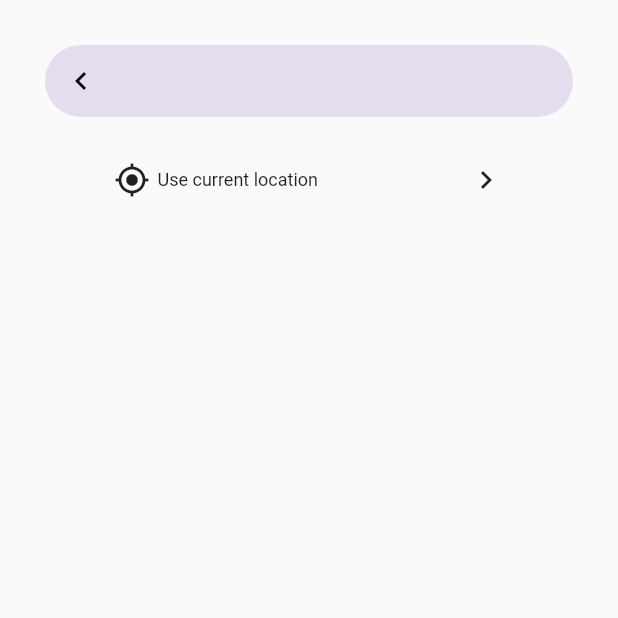
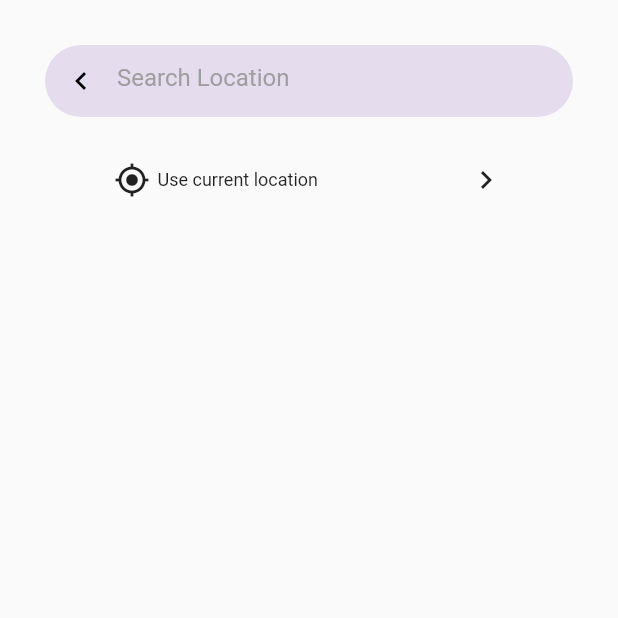
Before and after one commit to khuramShabbir/sawari_app, a Flutter app: the MainScreen screen opened directly, after a tap on "Search", on a phone screen of 412 x 824 dp, the top half of it. Run offline on Flutter 3.47's test engine with Material 2 defaults, Android fonts, the phone set to English and light mode, and no system bars; our stand-ins replace get, otp_text_field; missing offline and left inert: simple_gesture_detector.

Commit message:
init commit

```diff
--- a/lib/Screens/about_you_screen.dart
+++ b/lib/Screens/about_you_screen.dart
@@ -21,7 +21,7 @@ class AboutYouScreen extends StatelessWidget {
                   crossAxisAlignment: CrossAxisAlignment.start,
                   children: [
                     blackText("Mujeeb"),
-                    Text(
+                    const Text(
                       "newcumor",
                       style: TextStyle(fontSize: 8, color: Colors.grey),
                     ),
@@ -30,7 +30,7 @@ class AboutYouScreen extends StatelessWidget {
                 CircleAvatar(
                   radius: 25,
                   backgroundColor: Colors.grey.shade400,
-                  child: Icon(
+                  child: const Icon(
                     Icons.person,
                     color: Colors.white,
                     size: 42,
@@ -68,7 +68,7 @@ class AboutYouScreen extends StatelessWidget {
   Widget blackText(String text) {
     return Text(
       text,
-      style: TextStyle(fontSize: 16, fontWeight: FontWeight.w500),
+      style: const TextStyle(fontSize: 16, fontWeight: FontWeight.w500),
     );
   }
 }
--- a/lib/Screens/account_screen.dart
+++ b/lib/Screens/account_screen.dart
@@ -49,7 +49,7 @@ class AccountScreen extends StatelessWidget {
   Widget blackText(String text) {
     return Text(
       text,
-      style: TextStyle(fontSize: 14, fontWeight: FontWeight.w400),
+      style: const TextStyle(fontSize: 14, fontWeight: FontWeight.w400),
     );
   }
 
--- a/lib/Screens/mainScreen.dart
+++ b/lib/Screens/mainScreen.dart
@@ -9,12 +9,13 @@ import 'your_tips_screen.dart';
 
 class MainScreen extends StatefulWidget {
   @override
+  // ignore: library_private_types_in_public_api
   _MainScreenState createState() => _MainScreenState();
 }
 
 class _MainScreenState extends State<MainScreen> {
   int _currentIndex = 0;
-  PageController _pageController = PageController();
+  final PageController _pageController = PageController();
 
   void _onTabTapped(int index) {
     setState(() {
@@ -65,10 +66,10 @@ class _MainScreenState extends State<MainScreen> {
         controller: _pageController,
         onPageChanged: _onPageChanged,
         children: [
-          BookingForm(),
-          InboxScreen(),
-          YourTipsScreen(),
-          EmptyInboxScreen(),
+          const BookingForm(),
+          const InboxScreen(),
+          const YourTipsScreen(),
+          const EmptyInboxScreen(),
           ProfilScreen(),
         ],
       ),
--- a/lib/Screens/profil_screen.dart
+++ b/lib/Screens/profil_screen.dart
@@ -5,7 +5,7 @@ import 'about_you_screen.dart';
 import 'account_screen.dart';
 
 class ProfilScreen extends StatefulWidget {
-  ProfilScreen({Key? key}) : super(key: key);
+  const ProfilScreen({Key? key}) : super(key: key);
 
   @override
   State<ProfilScreen> createState() => _ProfilScreenState();
@@ -49,12 +49,12 @@ class _ProfilScreenState extends State<ProfilScreen> {
                   child: Container(
                     height: 60,
                     color: Colors.white,
+                    width: Get.width * 0.5,
                     child: const Align(
                         alignment: Alignment.bottomCenter,
                         child: Text("   Account",
                             style: TextStyle(
                                 fontSize: 15, fontWeight: FontWeight.w500))),
-                    width: Get.width * 0.5,
                   ),
                 ),
               ],
--- a/lib/moiz_bhai_Screens/booking_form_screen.dart
+++ b/lib/moiz_bhai_Screens/booking_form_screen.dart
@@ -1,4 +1,5 @@
 import 'package:flutter/material.dart';
+import 'package:get/get.dart';
 import 'package:sawari_app/moiz_bhai_Screens/theme.dart';
 
 import 'search_location.dart';
@@ -43,7 +44,7 @@ class BookingForm extends StatelessWidget {
                 Padding(
                   padding: const EdgeInsets.symmetric(horizontal: 30),
                   child: Container(
-                    decoration: BoxDecoration(
+                    decoration: const BoxDecoration(
                       border: Border(
                         top: BorderSide(color: Colors.black, width: 1),
                         left: BorderSide(color: Colors.black, width: 1),
@@ -81,7 +82,7 @@ class BookingForm extends StatelessWidget {
                               ),
                             ),
                           ),
-                          const SizedBox(height: 20),
+                          SizedBox(height: Get.height * 0.02),
                           const Text(
                             'To',
                             style: TextStyle(
@@ -90,7 +91,6 @@ class BookingForm extends StatelessWidget {
                             ),
                           ),
                           Container(
-                            height: 40,
                             decoration: const BoxDecoration(
                               border: Border(
                                 bottom: BorderSide(
@@ -112,7 +112,7 @@ class BookingForm extends StatelessWidget {
                               const Icon(Icons.calendar_today),
                               const SizedBox(width: 5),
                               const Text('Select Date'),
-                              const SizedBox(width: 70),
+                              const SizedBox(width: 60),
                               const Text(
                                 '|',
                                 style: TextStyle(
@@ -123,7 +123,7 @@ class BookingForm extends StatelessWidget {
                               const Icon(Icons.person),
                               Expanded(
                                 child: TextFormField(
-                                  decoration: InputDecoration(
+                                  decoration: const InputDecoration(
                                     border: InputBorder.none,
                                     contentPadding:
                                         EdgeInsets.symmetric(horizontal: 5),
@@ -143,7 +143,7 @@ class BookingForm extends StatelessWidget {
                     onPressed: () {
                       Navigator.push(context,
                           MaterialPageRoute(builder: (BuildContext context) {
-                        return SearchLocation();
+                        return const SearchLocation();
                       }));
                     },
                     style: ElevatedButton.styleFrom(
@@ -155,7 +155,7 @@ class BookingForm extends StatelessWidget {
                           bottomRight: Radius.circular(20),
                         ),
                       ),
-                      minimumSize: const Size(309, 72),
+                      minimumSize: Size(Get.width, 70),
                     ),
                     child: const Text(
                       'Search',
@@ -169,10 +169,9 @@ class BookingForm extends StatelessWidget {
                 const SizedBox(
                   height: 10,
                 ),
-                const Image(
+                Image(
                   image: AssetImage("assets/images/character.png"),
-                  width: 315,
-                  height: 199,
+                  height: Get.height * 0.25,
                 ),
               ],
             ),
--- a/lib/moiz_bhai_Screens/search_drop_down.dart
+++ b/lib/moiz_bhai_Screens/search_drop_down.dart
@@ -29,11 +29,11 @@ class SearchDropDown extends StatelessWidget {
                                 30), // Set the border radius here
                           ),
                           child: Padding(
-                            padding: EdgeInsets.symmetric(
+                            padding: const EdgeInsets.symmetric(
                                 horizontal: 10, vertical: 10),
                             child: Row(
                               mainAxisAlignment: MainAxisAlignment.center,
-                              children: [
+                              children: const [
                                 Icon(
                                   Icons.arrow_back_ios,
                                   color: Colors.black,
@@ -65,7 +65,7 @@ class SearchDropDown extends StatelessWidget {
                       ),
                       Row(
                         mainAxisAlignment: MainAxisAlignment.center,
-                        children: [
+                        children: const [
                           Text(
                             '1 Jail Road',
                             style: TextStyle(fontWeight: FontWeight.w400),
--- a/lib/moiz_bhai_Screens/search_location.dart
+++ b/lib/moiz_bhai_Screens/search_location.dart
@@ -26,8 +26,9 @@ class SearchLocation extends StatelessWidget {
                   ),
                   child: TextFormField(
                     decoration: const InputDecoration(
+                      hintText: "Search Location",
                       hintStyle: TextStyle(
-                        color: Colors.black,
+                        color: Colors.grey,
                       ),
                       prefixIcon: Icon(
                         Icons.navigate_before,
@@ -45,7 +46,7 @@ class SearchLocation extends StatelessWidget {
                   child: Row(
                     mainAxisAlignment: MainAxisAlignment.center,
                     children: [
-                      Padding(
+                      const Padding(
                         padding: EdgeInsets.only(right: 5),
                         child: Icon(
                           Icons.gps_fixed,
@@ -55,13 +56,13 @@ class SearchLocation extends StatelessWidget {
                         onTap: () {
                           Get.to(NumberOfScreens());
                         },
-                        child: Text(
+                        child: const Text(
                           'Use current location',
                           style: TextStyle(
                               fontWeight: FontWeight.w400, fontSize: 12),
                         ),
                       ),
-                      Padding(
+                      const Padding(
                         padding: EdgeInsets.only(
                             left: 100), // Adjust spacing between text and icon
                         child: Icon(
```
Also changed, not shown: lib/Screens/calender_screen.dart (+24 -5 lines), lib/Screens/drop_of_location.dart (+9 -16 lines), lib/Screens/map_screen.dart (+4 -12 lines), lib/Screens/pick_up_location_screen.dart (+11 -12 lines), lib/Screens/pick_up_time_screen.dart (+68 -9 lines), lib/moiz_bhai_Screens/login_screen.dart (+5 -5 lines).
